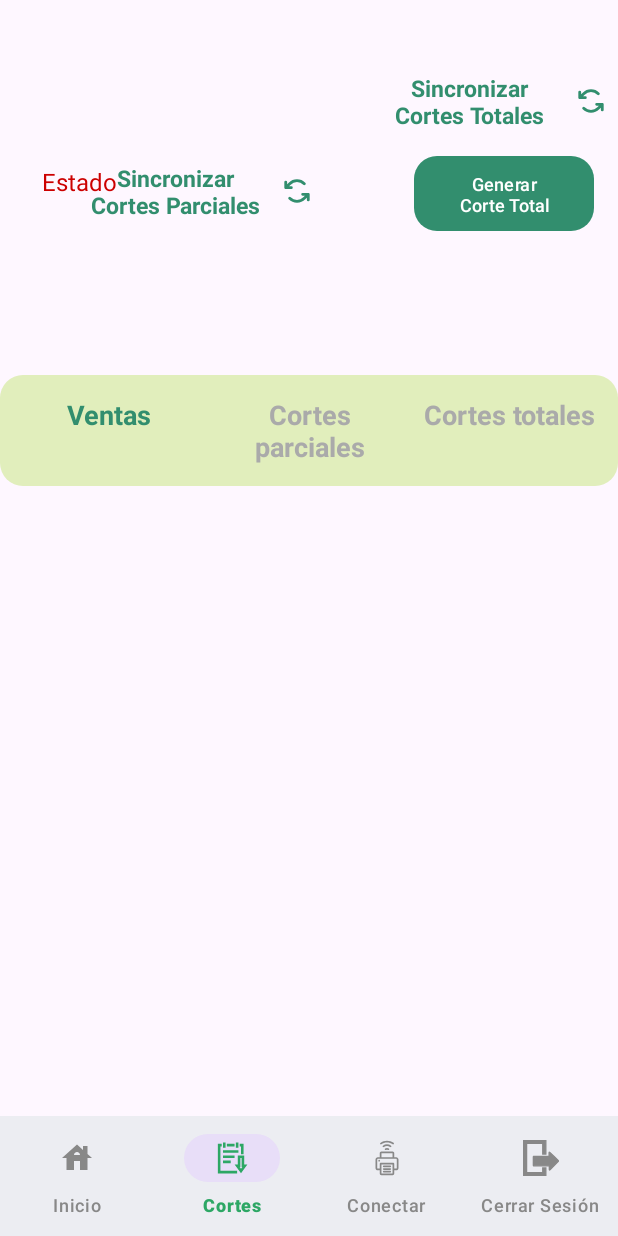
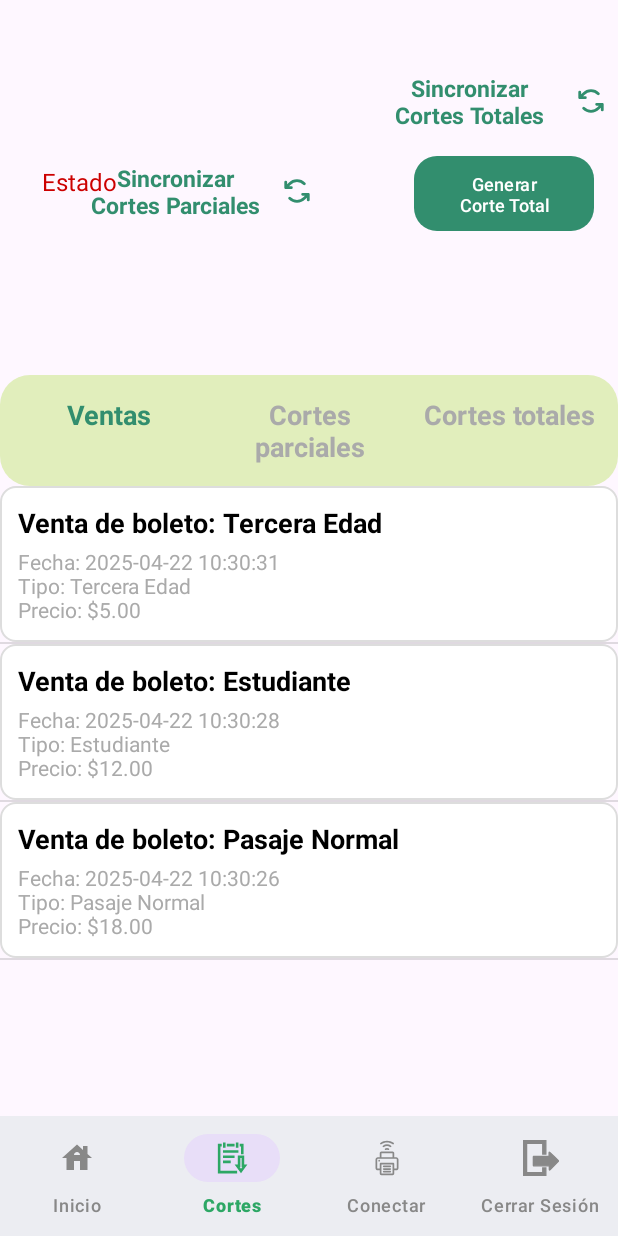
Before and after one commit to Crisbur1411/cobro, an Android app: the CortesActivity screen opened directly, with no data from a screen before it, on a phone screen of 412 x 824 dp. Run offline under Robolectric (Android 15) with nearby library versions, the phone set to English and light mode, and no system bars.

Commit message:
Muestreo de ventas para generar el corte parcial y almacenamiento de boletos de manera local

```diff
--- a/app/src/main/java/com/example/cobro/CorteAdapter.java
+++ b/app/src/main/java/com/example/cobro/CorteAdapter.java
@@ -35,15 +35,28 @@ public class CorteAdapter extends ArrayAdapter<CorteTotal> {
         textNombre.setText(corte.nombre);
         textInfo.setText(corte.info);
 
+        // Si es un mensaje de "sin ventas", personaliza distinto
+        if (corte.nombre.equals("Sin ventas")) {
+            textNombre.setTextColor(Color.GRAY);
+            textNombre.setTextAlignment(View.TEXT_ALIGNMENT_CENTER);
+            textInfo.setVisibility(View.GONE);
+        } else {
+            textInfo.setVisibility(View.VISIBLE);
+
             // Color del nombre según status
             if (corte.status == 1) {
                 textNombre.setTextColor(Color.RED);
             } else if (corte.status == 2) {
                 textNombre.setTextColor(Color.parseColor("#388E3C")); // verde oscuro
             } else if (corte.status == 3) {
-            textNombre.setTextColor(Color.RED); // verde oscuro
+                textNombre.setTextColor(Color.RED);
+            } else if (corte.status == 0) {
+                textNombre.setTextColor(Color.BLACK);
             } else {
                 textNombre.setTextColor(Color.BLACK);
+            }
+
+            textNombre.setTextAlignment(View.TEXT_ALIGNMENT_VIEW_START);
         }
 
         return convertView;
--- a/app/src/main/java/com/example/cobro/CortesActivity.java
+++ b/app/src/main/java/com/example/cobro/CortesActivity.java
@@ -57,6 +57,7 @@ public class CortesActivity extends AppCompatActivity {
 
     private LinearLayout Sincro_Totales;
     private ListView listaTotales;
+    private TextView btnParciales, btnTotales ,btnVentas;
 
     @Override
     protected void onCreate(Bundle savedInstanceState) {
@@ -75,9 +76,10 @@ public class CortesActivity extends AppCompatActivity {
         btnCorteTotal = findViewById(R.id.btnCorteTotal);
 
         //Botones mara mostrar los cortes parciales, totales y ventas
-        TextView btnParciales = findViewById(R.id.btnCortesParciales);
-        TextView btnTotales = findViewById(R.id.btnCortesTotales);
-        TextView btnVentas = findViewById(R.id.btnVentas);
+        btnParciales = findViewById(R.id.btnCortesParciales);
+        btnTotales = findViewById(R.id.btnCortesTotales);
+        btnVentas = findViewById(R.id.btnVentas);
+
 
         //Lista de cortes totales
         listaTotales = findViewById(R.id.listViewCortes);
@@ -129,6 +131,11 @@ public class CortesActivity extends AppCompatActivity {
             }
         });
 
+
+        //Mostrar ventas por defecto
+        mostrarVentas();
+
+
         btnParciales.setOnClickListener(v -> {
             btnParciales.setTextColor(ContextCompat.getColor(this, R.color.colorPrimary));
             btnTotales.setTextColor(ContextCompat.getColor(this, android.R.color.darker_gray));
@@ -153,13 +160,28 @@ public class CortesActivity extends AppCompatActivity {
         });
 
         btnVentas.setOnClickListener(v -> {
-            btnTotales.setTextColor(ContextCompat.getColor(this,  android.R.color.darker_gray));
-            btnParciales.setTextColor(ContextCompat.getColor(this, android.R.color.darker_gray));
-            btnVentas.setTextColor(ContextCompat.getColor(this, R.color.colorPrimary));
-
+            mostrarVentas();
         });
 
     }
+
+
+    private void mostrarVentas() {
+        btnTotales.setTextColor(ContextCompat.getColor(this, android.R.color.darker_gray));
+        btnParciales.setTextColor(ContextCompat.getColor(this, android.R.color.darker_gray));
+        btnVentas.setTextColor(ContextCompat.getColor(this, R.color.colorPrimary));
+
+        List<CorteTotal> ventas = dbHelper.getVentas();
+
+        // Si está vacío, agregamos mensaje
+        if (ventas.isEmpty()) {
+            ventas.add(new CorteTotal("Sin ventas", "", 0));
+        }
+
+        CorteAdapter adapter = new CorteAdapter(this, ventas);
+        listaTotales.setAdapter(adapter);
+    }
+
 
 
 
--- a/app/src/main/java/com/example/cobro/control_cortes.java
+++ b/app/src/main/java/com/example/cobro/control_cortes.java
@@ -21,7 +21,7 @@ import java.util.Map;
 public class control_cortes extends SQLiteOpenHelper {
 
     private static final String DATABASE_NAME = "control_cortes.db";
-    private static final int DATABASE_VERSION = 12;
+    private static final int DATABASE_VERSION = 13;
 
     private static final String TABLE_CREATE =
             "CREATE TABLE cortes (" +
@@ -64,6 +64,15 @@ public class control_cortes extends SQLiteOpenHelper {
                     "total_recaudado REAL, " +
                     "status INTEGER);";
 
+    private static final String CREATE_BOLETOS_VENDIDOS =
+            "CREATE TABLE boletos_vendidos (" +
+            "id INTEGER PRIMARY KEY AUTOINCREMENT, " +
+            "tipo TEXT, " +
+            "precio REAL, " +
+            "fecha TEXT, " +
+            "status INTEGER DEFAULT 0);";
+
+
 
 
     public control_cortes(Context context) {
@@ -75,6 +84,8 @@ public class control_cortes extends SQLiteOpenHelper {
         db.execSQL(TABLE_CREATE);
         db.execSQL(TABLE_CREATE_CORTE_DETALLE);
         db.execSQL(TABLE_CORTE_TOTAL);
+        db.execSQL(CREATE_BOLETOS_VENDIDOS);
+
     }
 
     @Override
@@ -82,6 +93,7 @@ public class control_cortes extends SQLiteOpenHelper {
         db.execSQL("DROP TABLE IF EXISTS cortes");
         db.execSQL("DROP TABLE IF EXISTS DetalleCorteParcial");
         db.execSQL("DROP TABLE IF EXISTS corte_total");
+        db.execSQL("DROP TABLE IF EXISTS boletos_vendidos");
         onCreate(db);
     }
 
@@ -143,6 +155,18 @@ public class control_cortes extends SQLiteOpenHelper {
         return resultado;
     }
 
+    public void insertarBoleto(String tipo, double precio, String fecha) {
+        SQLiteDatabase db = this.getWritableDatabase();
+        ContentValues values = new ContentValues();
+        values.put("tipo", tipo);
+        values.put("precio", precio);
+        values.put("fecha", fecha);
+        values.put("status", 0); // pendiente
+        db.insert("boletos_vendidos", null, values);
+        db.close();
+    }
+
+
 
 
     /**
@@ -161,6 +185,13 @@ public class control_cortes extends SQLiteOpenHelper {
                 "FROM cortes WHERE status = 1";
         return db.rawQuery(query, null);
     }
+
+
+    public Cursor obtenerBoletosVendidosPorTipo(String tipo) {
+        SQLiteDatabase db = this.getReadableDatabase();
+        return db.rawQuery("SELECT * FROM boletos_vendidos WHERE tipo = ? AND status = 0", new String[]{tipo});
+    }
+
 
     /**
      * Borra todos los registros de la tabla 'cortes'.
@@ -355,6 +386,15 @@ public class control_cortes extends SQLiteOpenHelper {
         db.close();
     }
 
+    public void actualizarEstatusBoletos(int nuevoEstatus) {
+        SQLiteDatabase db = this.getWritableDatabase();
+        ContentValues values = new ContentValues();
+        values.put("status", nuevoEstatus);
+
+        db.update("boletos_vendidos", values, "status = ?", new String[]{"0"}); // Actualiza solo los no enviados
+        db.close();
+    }
+
 
     //Metodo para detectar si existen cortes parciales pendientes para no permitir generar el corte total
     public boolean existenCortesPendientes() {
@@ -452,6 +492,38 @@ public class control_cortes extends SQLiteOpenHelper {
     }
 
 
+    public List<CorteTotal> getVentas() {
+        List<CorteTotal> ventas = new ArrayList<>();
+        SQLiteDatabase db = this.getReadableDatabase();
+
+        Cursor cursor = db.rawQuery("SELECT * FROM boletos_vendidos WHERE status = 0 ORDER BY fecha DESC", null);
+
+        if (cursor.moveToFirst()) {
+            do {
+                String tipo = cursor.getString(cursor.getColumnIndexOrThrow("tipo"));
+                double precio = cursor.getDouble(cursor.getColumnIndexOrThrow("precio"));
+                String fecha = cursor.getString(cursor.getColumnIndexOrThrow("fecha"));
+                int status = cursor.getInt(cursor.getColumnIndexOrThrow("status"));
+
+                String nombre = "Venta de boleto: " + tipo;
+
+                String info = "Fecha: " + fecha + "\n" +
+                        "Tipo: " + tipo + "\n" +
+                        "Precio: $" + String.format("%.2f", precio);
+
+                ventas.add(new CorteTotal(nombre, info, status));
+
+            } while (cursor.moveToNext());
+        }
+
+        cursor.close();
+        db.close();
+
+        return ventas;
+    }
+
+
+
 
 
 
--- a/app/src/main/res/drawable/borde.xml
+++ b/app/src/main/res/drawable/borde.xml
@@ -7,5 +7,5 @@
     <solid android:color="#e1eebc" /> <!-- Cambia si necesitas fondo -->
 
     <!-- Esquinas redondeadas opcionales -->
-    <corners android:radius="15dp" />
+    <corners android:radius="20dp" />
 </shape>
```
Also changed, not shown: app/src/main/java/com/example/cobro/CobroActivity.java (+69 -40 lines). Lines whose indentation alone changed are shown as unchanged.
